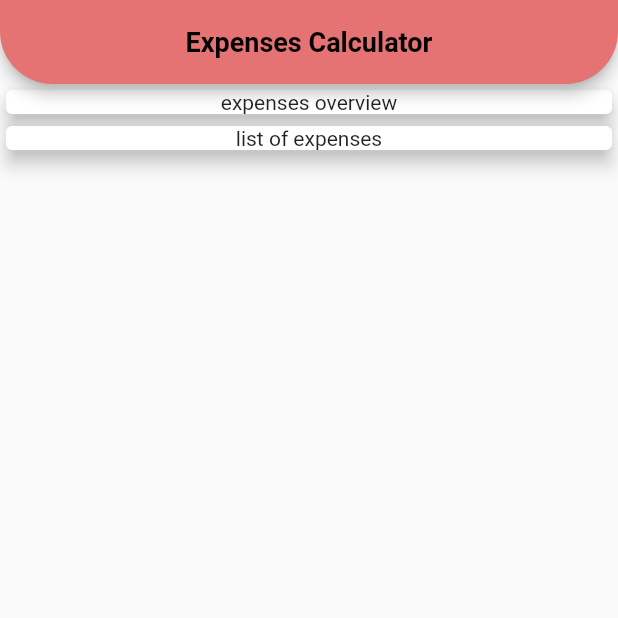
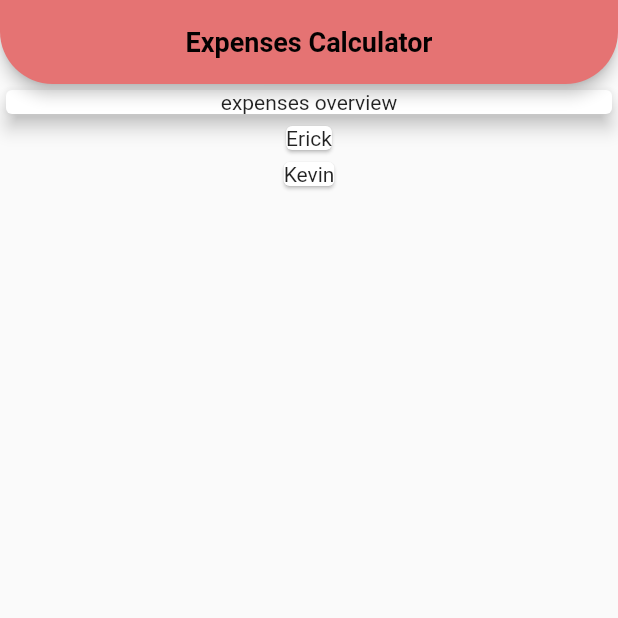
Before and after one commit to Erickeagle3/expense_app, a Flutter app: the screen it shows after launch, on a phone screen of 412 x 824 dp, the top half of it. Run offline on Flutter 3.47's test engine with Material 2 defaults, Android fonts, the phone set to English and light mode, and no system bars.

Commit message:
flutter: adding list's of trans and adding map's in a function Signed-off-by: Erickeagle3 <sayanchakraborty334@gmail.com> Note - This is just to understand the concept of maps more precisely.

```diff
--- a/lib/main.dart
+++ b/lib/main.dart
@@ -1,11 +1,27 @@
 import 'package:flutter/material.dart';
+import 'trans.dart';
 
 void main() {
-  runApp(const MyApp());
+  runApp(MyApp());
 }
 
 class MyApp extends StatelessWidget {
-  const MyApp({super.key});
+  MyApp({super.key});
+
+  final List<Trans> trans = [
+    Trans(
+      id: 'Erick',
+      title: 'HeadSet',
+      amount: 1000,
+      date: DateTime.now(),
+    ),
+    Trans(
+      id: 'Kevin',
+      title: 'Cable',
+      amount: 900,
+      date: DateTime.now(),
+    ),
+  ];
 
   @override
   Widget build(BuildContext context) {
@@ -23,20 +39,23 @@ class MyApp extends StatelessWidget {
                     bottomRight: Radius.circular(35))),
             backgroundColor: Colors.red.shade300),
         body: Column(
-          children: const <Widget>[
-            SizedBox(
+          children: <Widget>[
+            const SizedBox(
               width: double.infinity,
               child: Card(
                 elevation: 5,
-                child:   Text('expenses overview', textAlign: TextAlign.center,),
+                child: Text(
+                  'expenses overview',
+                  textAlign: TextAlign.center,
+                ),
               ),
             ),
-            SizedBox(
-              width: double.infinity,
-              child: Card(
-                elevation: 5,
-                child: Text('list of expenses', textAlign: TextAlign.center),
-              ),
+            Column(
+              children: trans.map((exp) {
+                return Card(
+                  child: Text(exp.id),
+                );
+              }).toList(),
             )
           ],
         ),
--- /dev/null
+++ b/lib/trans.dart
@@ -0,0 +1,12 @@
+class Trans {
+  String id;
+  String title;
+  double amount;
+  DateTime date;
+
+  Trans(
+      {required this.id,
+      required this.title,
+      required this.amount,
+      required this.date});
+}
```
